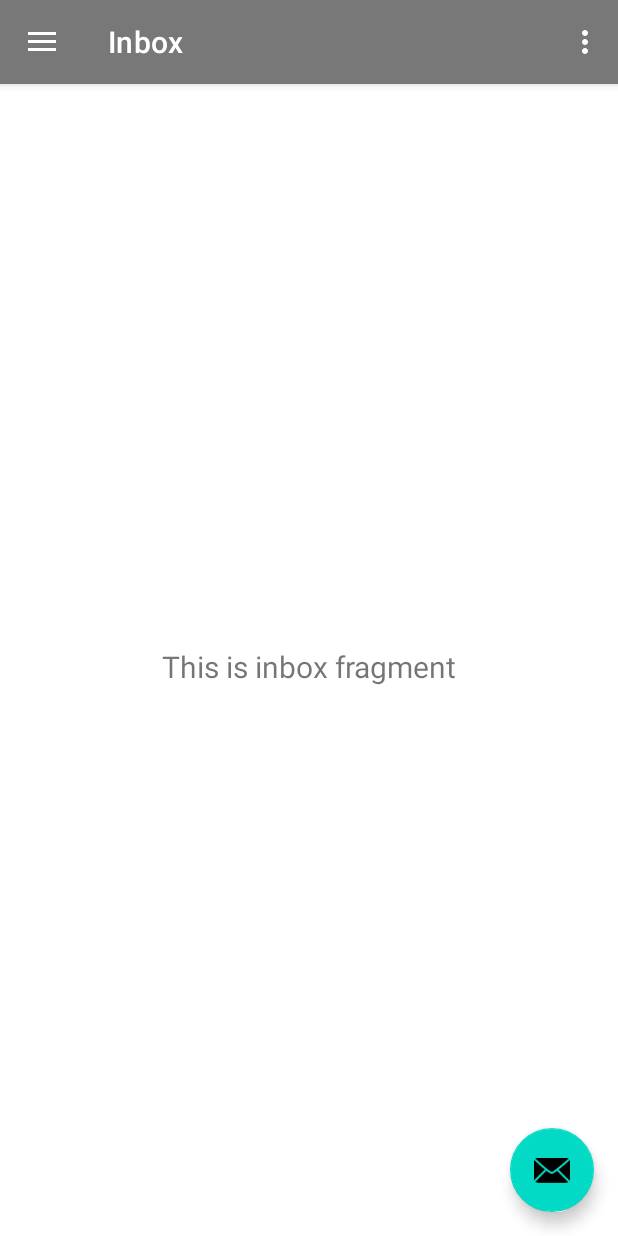
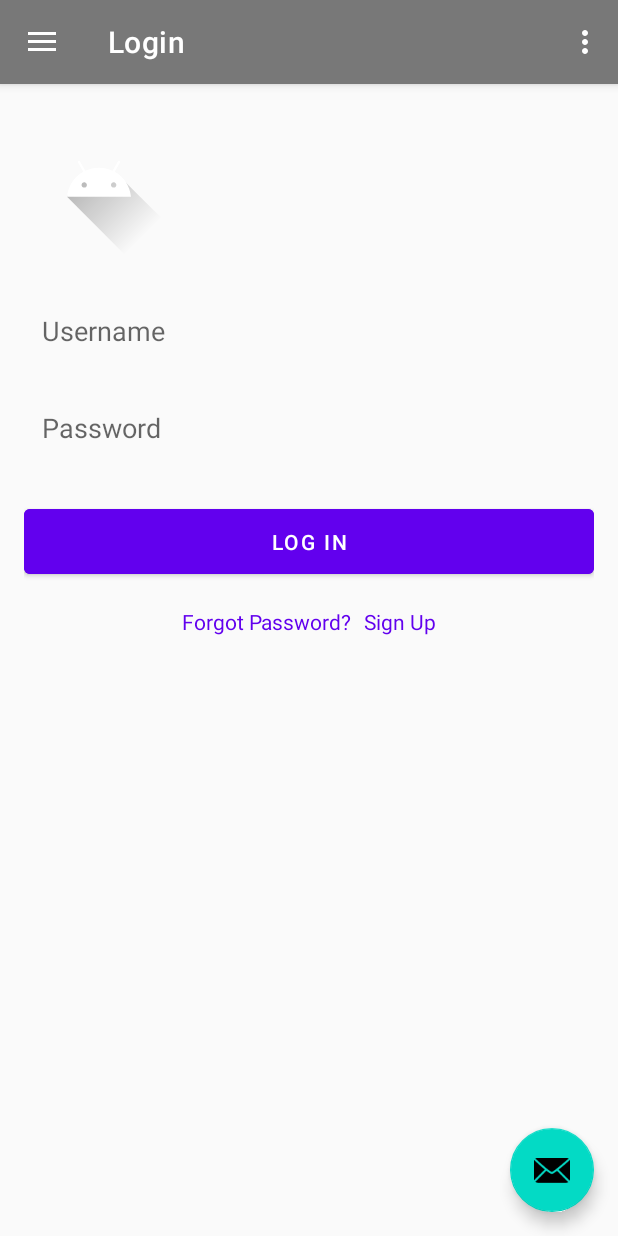
Before and after one commit to nhmllx/CMPS_3640_Proj, an Android app: the screen it shows after launch (MainActivity), on a phone screen of 412 x 824 dp. Run offline under Robolectric (Android 15) with nearby library versions, the phone set to English and light mode, and no system bars; our stand-ins replace Firebase (no records; nobody signed in at launch, a user with empty details on screens opened directly), navigation-ui.

```diff
--- a/app/src/main/java/com/example/cmps3640proj/MainActivity.java
+++ b/app/src/main/java/com/example/cmps3640proj/MainActivity.java
@@ -1,34 +1,36 @@
 package com.example.cmps3640proj;
-//g
+
 import android.os.Bundle;
+import android.view.Menu;
 import android.view.View;
-import android.view.Menu;
-
-import com.google.android.material.snackbar.Snackbar;
-import com.google.android.material.navigation.NavigationView;
-
+import androidx.appcompat.app.AppCompatActivity;
+import androidx.drawerlayout.widget.DrawerLayout;
 import androidx.navigation.NavController;
 import androidx.navigation.Navigation;
 import androidx.navigation.ui.AppBarConfiguration;
 import androidx.navigation.ui.NavigationUI;
-import androidx.drawerlayout.widget.DrawerLayout;
-import androidx.appcompat.app.AppCompatActivity;
-
 import com.example.cmps3640proj.databinding.ActivityMainBinding;
+import com.google.android.material.navigation.NavigationView;
+import com.google.android.material.snackbar.Snackbar;
 
 public class MainActivity extends AppCompatActivity {
 
     private AppBarConfiguration mAppBarConfiguration;
     private ActivityMainBinding binding;
+    private boolean isLoggedIn = false;  // Replace this with actual login check
 
     @Override
     protected void onCreate(Bundle savedInstanceState) {
         super.onCreate(savedInstanceState);
 
+        // Inflate layout
         binding = ActivityMainBinding.inflate(getLayoutInflater());
         setContentView(binding.getRoot());
 
+        // Set the toolbar
         setSupportActionBar(binding.appBarMain.toolbar);
+
+        // Floating action button click listener
         binding.appBarMain.fab.setOnClickListener(new View.OnClickListener() {
             @Override
             public void onClick(View view) {
@@ -37,17 +39,34 @@ public class MainActivity extends AppCompatActivity {
                         .setAnchorView(R.id.fab).show();
             }
         });
+
+        // Setup drawer layout and navigation view
         DrawerLayout drawer = binding.drawerLayout;
         NavigationView navigationView = binding.navView;
-        // Passing each menu ID as a set of Ids because each
-        // menu should be considered as top level destinations.
+
+        // AppBarConfiguration with fragments
         mAppBarConfiguration = new AppBarConfiguration.Builder(
                 R.id.nav_inbox, R.id.nav_compose, R.id.nav_login)
                 .setOpenableLayout(drawer)
                 .build();
+
+        // Navigation controller
         NavController navController = Navigation.findNavController(this, R.id.nav_host_fragment_content_main);
         NavigationUI.setupActionBarWithNavController(this, navController, mAppBarConfiguration);
         NavigationUI.setupWithNavController(navigationView, navController);
+
+        // Check if the user is logged in
+        if (!isLoggedIn) {
+            // Redirect to login fragment
+            navController.navigate(R.id.nav_login);
+        }
+    }
+
+    // Call this method after a successful login
+    public void onLoginSuccess() {
+        isLoggedIn = true;
+        NavController navController = Navigation.findNavController(this, R.id.nav_host_fragment_content_main);
+        navController.navigate(R.id.nav_inbox);  // Navigate to inbox after login
     }
 
     @Override
```
